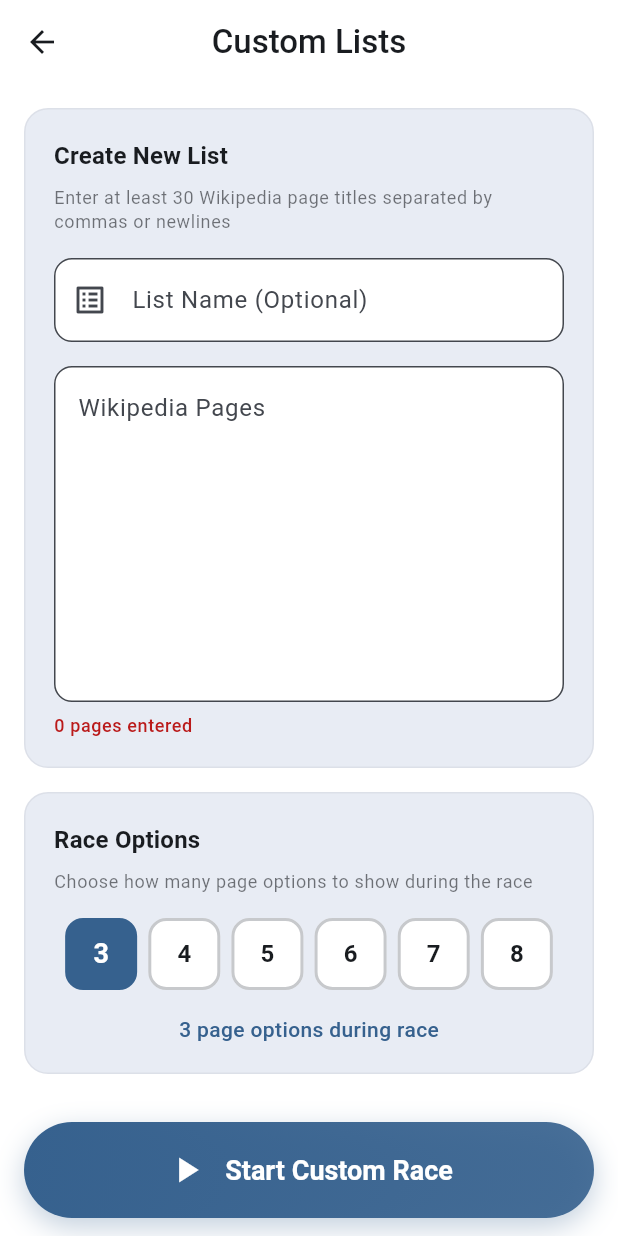
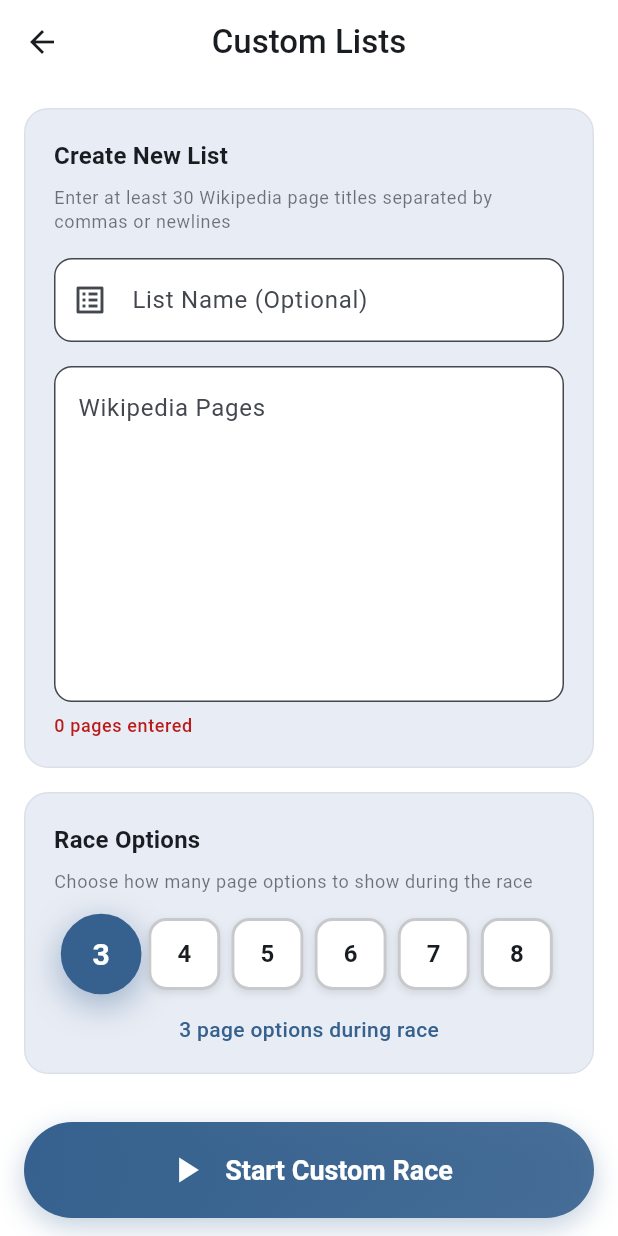
Before and after one commit to warforged5/wikapediaracer, a Flutter app: the CustomListScreen screen opened directly with empty values, after a tap on an icon or button, on a phone screen of 412 x 824 dp. Run offline on Flutter 3.47's test engine with Material 3 defaults, Android fonts, the phone set to English and light mode, and no system bars; our stand-ins replace flutter_native_splash, share_plus, shared_preferences; missing offline and left inert: morphable_shape; accounts and stored records are empty.

Commit message:
Added Extra animation to the custom page

```diff
--- a/lib/screens/custom_list_screen.dart
+++ b/lib/screens/custom_list_screen.dart
@@ -428,37 +428,10 @@ class _CustomListScreenState extends State<CustomListScreen> {
                       final count = index + 3; // 3-8 options
                       final isSelected = _optionCount == count;
 
-                      return GestureDetector(
+                      return _AnimatedOptionButton(
+                        count: count,
+                        isSelected: isSelected,
                         onTap: () => setState(() => _optionCount = count),
-                        child: AnimatedContainer(
-                          duration: const Duration(milliseconds: 200),
-                          width: 48,
-                          height: 48,
-                          decoration: BoxDecoration(
-                            color: isSelected
-                                ? Theme.of(context).colorScheme.primary
-                                : Theme.of(context).colorScheme.surface,
-                            border: Border.all(
-                              color: isSelected
-                                  ? Theme.of(context).colorScheme.primary
-                                  : Theme.of(context).colorScheme.outline.withOpacity(0.4),
-                              width: isSelected ? 3 : 2,
-                            ),
-                            borderRadius: BorderRadius.circular(12),
-                          ),
-                          child: Center(
-                            child: Text(
-                              '$count',
-                              style: TextStyle(
-                                color: isSelected
-                                    ? Theme.of(context).colorScheme.onPrimary
-                                    : Theme.of(context).colorScheme.onSurface,
-                                fontWeight: FontWeight.bold,
-                                fontSize: isSelected ? 18 : 16,
-                              ),
-                            ),
-                          ),
-                        ),
                       );
                     }),
                   ),
@@ -539,10 +512,10 @@ class _CustomListScreenState extends State<CustomListScreen> {
           Container(
             padding: const EdgeInsets.all(16),
             decoration: BoxDecoration(
-              color: Theme.of(context).colorScheme.primaryContainer.withOpacity(0.3),
+              color: Theme.of(context).colorScheme.primaryContainer.withValues(alpha: 0.3),
               borderRadius: BorderRadius.circular(12),
               border: Border.all(
-                color: Theme.of(context).colorScheme.primary.withOpacity(0.1),
+                color: Theme.of(context).colorScheme.primary.withValues(alpha: 0.1),
                 width: 1,
               ),
             ),
@@ -570,3 +543,153 @@ class _CustomListScreenState extends State<CustomListScreen> {
     );
   }
 }
+
+class _AnimatedOptionButton extends StatefulWidget {
+  final int count;
+  final bool isSelected;
+  final VoidCallback onTap;
+
+  const _AnimatedOptionButton({
+    required this.count,
+    required this.isSelected,
+    required this.onTap,
+  });
+
+  @override
+  State<_AnimatedOptionButton> createState() => _AnimatedOptionButtonState();
+}
+
+class _AnimatedOptionButtonState extends State<_AnimatedOptionButton>
+    with TickerProviderStateMixin {
+  late AnimationController _morphController;
+  late AnimationController _bounceController;
+  late Animation<double> _morphAnimation;
+  late Animation<double> _scaleAnimation;
+
+  @override
+  void initState() {
+    super.initState();
+
+    _morphController = AnimationController(
+      duration: const Duration(milliseconds: 300),
+      vsync: this,
+    );
+
+    _bounceController = AnimationController(
+      duration: const Duration(milliseconds: 400),
+      vsync: this,
+    );
+
+    // Morph from squircle (0.0) to circle (1.0)
+    _morphAnimation = CurvedAnimation(
+      parent: _morphController,
+      curve: Curves.easeOutCubic,
+    );
+
+    // Scale animation for the bounce
+    _scaleAnimation = Tween<double>(
+      begin: 1.0,
+      end: 1.12,
+    ).animate(CurvedAnimation(
+      parent: _bounceController,
+      curve: Curves.elasticOut,
+    ));
+
+    if (widget.isSelected) {
+      _morphController.forward();
+      _bounceController.forward();
+    }
+  }
+
+  @override
+  void didUpdateWidget(_AnimatedOptionButton oldWidget) {
+    super.didUpdateWidget(oldWidget);
+
+    if (widget.isSelected != oldWidget.isSelected) {
+      if (widget.isSelected) {
+        _morphController.forward();
+        _bounceController.reset();
+        _bounceController.forward();
+      } else {
+        _morphController.reverse();
+        _bounceController.reset();
+      }
+    }
+  }
+
+  @override
+  void dispose() {
+    _morphController.dispose();
+    _bounceController.dispose();
+    super.dispose();
+  }
+
+  @override
+  Widget build(BuildContext context) {
+    return GestureDetector(
+      onTap: widget.onTap,
+      child: AnimatedBuilder(
+        animation: Listenable.merge([_morphAnimation, _scaleAnimation]),
+        builder: (context, child) {
+          // Calculate border radius: squircle (12) to circle (24)
+          final borderRadius = Tween<double>(
+            begin: 12.0, // Squircle
+            end: 24.0,   // Circle
+          ).evaluate(_morphAnimation);
+
+          final scale = widget.isSelected
+            ? (1.0 + (_scaleAnimation.value - 1.0))
+            : 1.0;
+
+          return Transform.scale(
+            scale: scale,
+            child: AnimatedContainer(
+              duration: const Duration(milliseconds: 200),
+              width: 48,
+              height: 48,
+              decoration: BoxDecoration(
+                color: widget.isSelected
+                    ? Theme.of(context).colorScheme.primary
+                    : Theme.of(context).colorScheme.surface,
+                border: Border.all(
+                  color: widget.isSelected
+                      ? Theme.of(context).colorScheme.primary
+                      : Theme.of(context).colorScheme.outline.withValues(alpha: 0.4),
+                  width: widget.isSelected ? 3 : 2,
+                ),
+                borderRadius: BorderRadius.circular(borderRadius),
+                boxShadow: widget.isSelected ? [
+                  BoxShadow(
+                    color: Theme.of(context).colorScheme.primary.withValues(alpha: 0.4),
+                    blurRadius: 16,
+                    offset: const Offset(0, 6),
+                    spreadRadius: 1,
+                  ),
+                ] : [
+                  BoxShadow(
+                    color: Theme.of(context).colorScheme.shadow.withValues(alpha: 0.1),
+                    blurRadius: 4,
+                    offset: const Offset(0, 2),
+                  ),
+                ],
+              ),
+              child: Center(
+                child: AnimatedDefaultTextStyle(
+                  duration: const Duration(milliseconds: 200),
+                  style: TextStyle(
+                    color: widget.isSelected
+                        ? Theme.of(context).colorScheme.onPrimary
+                        : Theme.of(context).colorScheme.onSurface,
+                    fontWeight: FontWeight.bold,
+                    fontSize: widget.isSelected ? 18 : 16,
+                  ),
+                  child: Text('${widget.count}'),
+                ),
+              ),
+            ),
+          );
+        },
+      ),
+    );
+  }
+}
```
